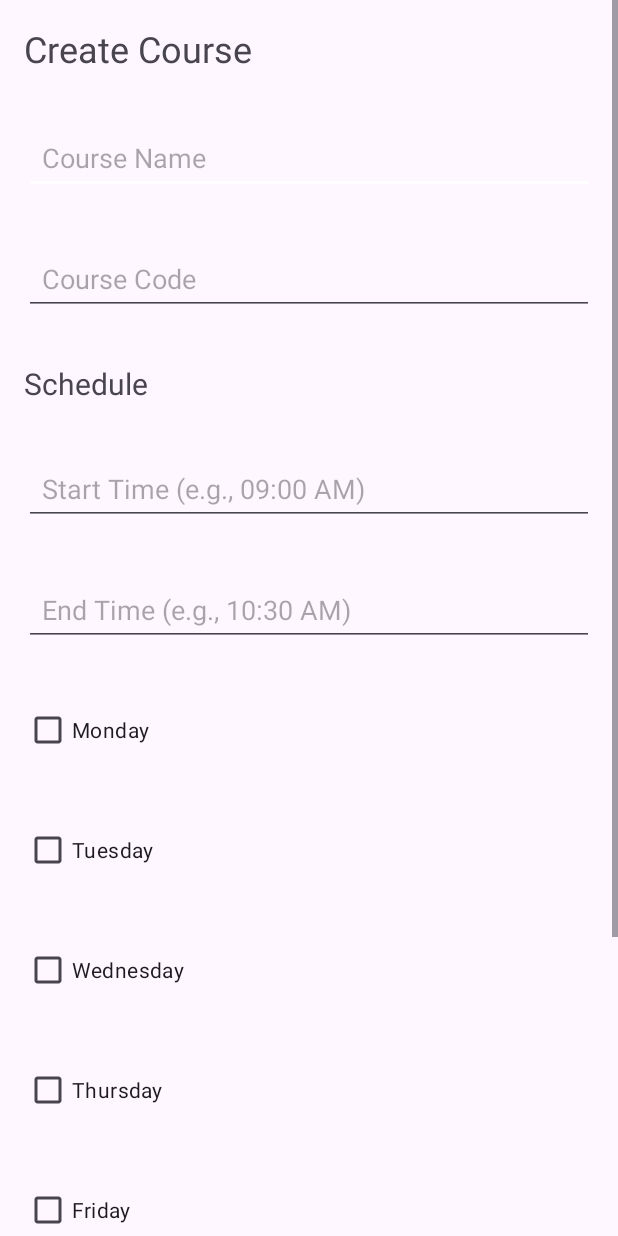
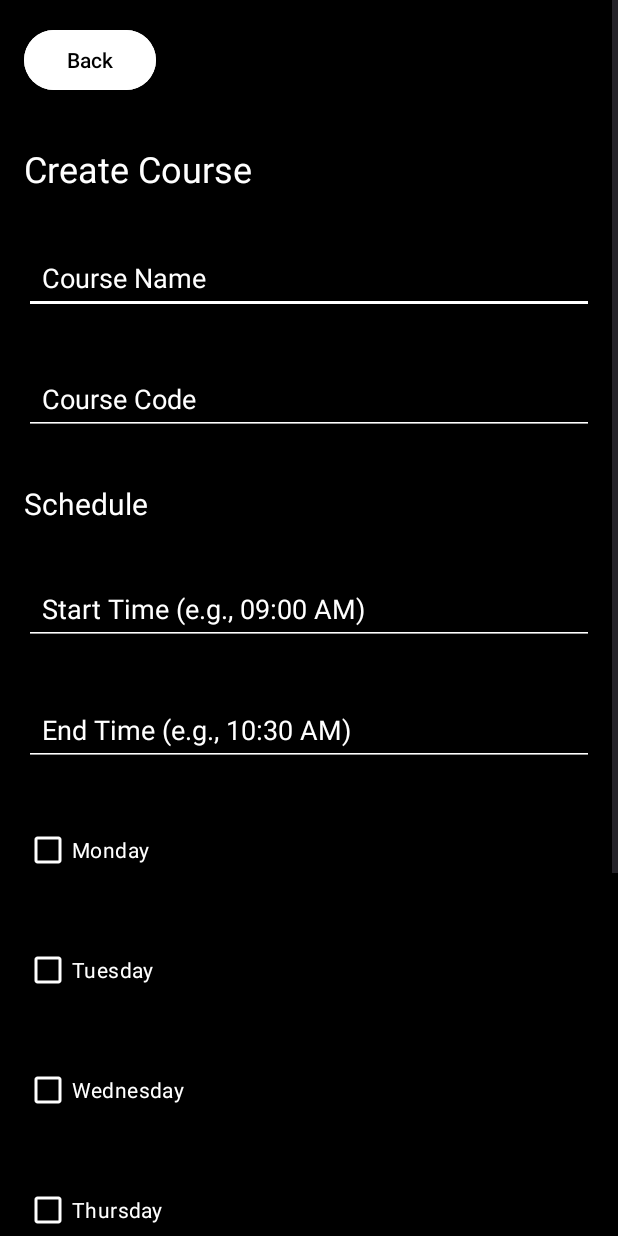
Before and after one commit to JACK-984/qr_attendance, an Android app: the CreateCourse screen opened directly, with no data from a screen before it, on a phone screen of 412 x 824 dp. Run offline under Robolectric (Android 15) with nearby library versions, the phone set to English and light mode, and no system bars; our stand-ins replace Firebase (no records; nobody signed in at launch, a user with empty details on screens opened directly).

Commit message:
update to ui

```diff
--- a/app/build.gradle.kts
+++ b/app/build.gradle.kts
@@ -35,6 +35,7 @@ android {
 }
 
 dependencies {
+    implementation ("com.squareup.picasso:picasso:2.8");
     implementation ("com.journeyapps:zxing-android-embedded:4.2.0")
     implementation ("com.google.zxing:core:3.4.1")
     implementation(platform("com.google.firebase:firebase-bom:32.8.0"))
--- a/app/src/main/java/com/example/finalproject/CreateCourse.java
+++ b/app/src/main/java/com/example/finalproject/CreateCourse.java
@@ -1,6 +1,8 @@
 package com.example.finalproject;
 
 import androidx.appcompat.app.AppCompatActivity;
+
+import android.content.Intent;
 import android.graphics.Bitmap;
 import android.graphics.Color;
 import android.os.Bundle;
@@ -31,7 +33,7 @@ public class CreateCourse extends AppCompatActivity {
     private Button buttonCreateCourse;
     private FirebaseFirestore db;
     private FirebaseStorage storage;
-
+    Button back;
     @Override
     protected void onCreate(Bundle savedInstanceState) {
         super.onCreate(savedInstanceState);
@@ -40,7 +42,7 @@ public class CreateCourse extends AppCompatActivity {
         // Initialize Firestore and Firebase Storage
         db = FirebaseFirestore.getInstance();
         storage = FirebaseStorage.getInstance();
-
+        back = findViewById(R.id.backBtn);
         // Initialize views
         editTextCourseName = findViewById(R.id.courseName);
         editTextCourseCode = findViewById(R.id.courseCode);
@@ -57,6 +59,12 @@ public class CreateCourse extends AppCompatActivity {
 
         // Set click listener for the create course button
         buttonCreateCourse.setOnClickListener(v -> createCourse());
+        back.setOnClickListener(v ->
+        {
+            startActivity(new Intent(this, FacultyActivity.class));
+            finish();
+        }
+        );
     }
 
     private void createCourse() {
--- a/app/src/main/java/com/example/finalproject/listUIAdapter.java
+++ b/app/src/main/java/com/example/finalproject/listUIAdapter.java
@@ -1,5 +1,6 @@
 package com.example.finalproject;
 
+import android.app.Activity;
 import android.content.Context;
 import android.content.Intent;
 import android.view.LayoutInflater;
@@ -63,6 +64,7 @@ public class listUIAdapter extends RecyclerView.Adapter<listUIAdapter.ViewHolder
                 case 2:
                     FirebaseAuth.getInstance().signOut();
                     mContext.startActivity(new Intent(mContext, LoginActivity.class));
+                    ((Activity) mContext).finish();
                     break;
                     // Add cases for other items here
             }
--- a/app/src/main/java/com/example/finalproject/studentUIAdapter.java
+++ b/app/src/main/java/com/example/finalproject/studentUIAdapter.java
@@ -1,5 +1,6 @@
 package com.example.finalproject;
 
+import android.app.Activity;
 import android.content.Context;
 import android.content.Intent;
 import android.view.LayoutInflater;
@@ -63,6 +64,7 @@ public class studentUIAdapter extends RecyclerView.Adapter<studentUIAdapter.View
                 case 2:
                     FirebaseAuth.getInstance().signOut();
                     mContext.startActivity(new Intent(mContext, LoginActivity.class));
+                    ((Activity) mContext).finish();
                     break;
                 // Add cases for other items here
             }
--- a/app/src/main/res/layout/activity_create_course.xml
+++ b/app/src/main/res/layout/activity_create_course.xml
@@ -4,12 +4,23 @@
     xmlns:tools="http://schemas.android.com/tools"
     android:layout_width="match_parent"
     android:layout_height="wrap_content"
-    tools:context=".CreateCourse">
+    tools:context=".CreateCourse"
+    android:background="@color/black">
     <LinearLayout
         android:layout_width="match_parent"
         android:layout_height="wrap_content"
         android:orientation="vertical">
+        <Button
+            android:textColor="@color/black"
+            android:id="@+id/backBtn"
+            android:layout_width="wrap_content"
+            android:layout_height="wrap_content"
+            android:text="Back"
+            android:backgroundTint="@color/white"
+            android:layout_margin="16dp"
+            />
     <TextView
+        android:textColor="@color/white"
         android:layout_width="wrap_content"
         android:layout_height="wrap_content"
         android:text="Create Course"
@@ -17,6 +28,9 @@
         android:layout_margin="16dp"/>
 
     <EditText
+        android:backgroundTint="@color/white"
+        android:textColor="@color/white"
+        android:textColorHint="@color/white"
         android:id="@+id/courseName"
         android:layout_width="match_parent"
         android:layout_height="wrap_content"
@@ -25,6 +39,9 @@
         android:layout_margin="16dp"/>
 
     <EditText
+        android:backgroundTint="@color/white"
+        android:textColor="@color/white"
+        android:textColorHint="@color/white"
         android:id="@+id/courseCode"
         android:layout_width="match_parent"
         android:layout_height="wrap_content"
@@ -34,6 +51,7 @@
         android:layout_margin="16dp"/>
 
     <TextView
+        android:textColor="@color/white"
         android:layout_width="wrap_content"
         android:layout_height="wrap_content"
         android:text="Schedule"
@@ -41,6 +59,9 @@
         android:layout_margin="16dp"/>
 
     <EditText
+        android:backgroundTint="@color/white"
+        android:textColor="@color/white"
+        android:textColorHint="@color/white"
         android:id="@+id/start_time"
         android:layout_width="match_parent"
         android:layout_height="wrap_content"
@@ -50,6 +71,9 @@
         android:layout_margin="16dp"/>
 
     <EditText
+        android:backgroundTint="@color/white"
+        android:textColor="@color/white"
+        android:textColorHint="@color/white"
         android:id="@+id/end_time"
         android:layout_width="match_parent"
         android:layout_height="wrap_content"
@@ -59,6 +83,8 @@
         android:layout_margin="16dp"/>
 
     <CheckBox
+        android:buttonTint="@color/white"
+        android:textColor="@color/white"
         android:id="@+id/checkBox_monday"
         android:layout_width="wrap_content"
         android:layout_height="wrap_content"
@@ -66,6 +92,8 @@
         android:layout_margin="16dp"/>
 
     <CheckBox
+        android:buttonTint="@color/white"
+        android:textColor="@color/white"
         android:id="@+id/checkBox_tuesday"
         android:layout_width="wrap_content"
         android:layout_height="wrap_content"
@@ -73,6 +101,8 @@
         android:layout_margin="16dp"/>
 
     <CheckBox
+        android:buttonTint="@color/white"
+        android:textColor="@color/white"
         android:id="@+id/checkBox_wednesday"
         android:layout_width="wrap_content"
         android:layout_height="wrap_content"
@@ -80,6 +110,8 @@
         android:layout_margin="16dp"/>
 
     <CheckBox
+        android:buttonTint="@color/white"
+        android:textColor="@color/white"
         android:id="@+id/checkBox_thursday"
         android:layout_width="wrap_content"
         android:layout_height="wrap_content"
@@ -87,18 +119,24 @@
         android:layout_margin="16dp"/>
 
     <CheckBox
+        android:buttonTint="@color/white"
+        android:textColor="@color/white"
         android:id="@+id/checkBox_friday"
         android:layout_width="wrap_content"
         android:layout_height="wrap_content"
         android:text="Friday"
         android:layout_margin="16dp"/>
     <CheckBox
+        android:buttonTint="@color/white"
+        android:textColor="@color/white"
         android:id="@+id/checkBox_saturday"
         android:layout_width="wrap_content"
         android:layout_height="wrap_content"
         android:text="Saturday"
         android:layout_margin="16dp"/>
         <CheckBox
+            android:buttonTint="@color/white"
+            android:textColor="@color/white"
             android:id="@+id/checkBox_sunday"
             android:layout_width="wrap_content"
             android:layout_height="wrap_content"
@@ -106,11 +144,13 @@
             android:layout_margin="16dp"/>
 
         <Button
+            android:backgroundTint="@color/white"
         android:id="@+id/button_create_course"
         android:layout_width="wrap_content"
         android:layout_height="wrap_content"
         android:text="Create Course"
         android:layout_gravity="center"
-        android:layout_marginTop="32dp"/>
+        android:layout_marginTop="32dp"
+            android:textColor="@color/black"/>
     </LinearLayout>
 </ScrollView>
--- a/app/src/main/res/layout/activity_faculty.xml
+++ b/app/src/main/res/layout/activity_faculty.xml
@@ -5,7 +5,8 @@
     android:layout_width="match_parent"
     android:layout_height="match_parent"
     tools:context=".FacultyActivity"
-    android:orientation="vertical">
+    android:orientation="vertical"
+    android:background="@color/black">
 <!--    <TextView-->
 <!--        android:layout_width="wrap_content"-->
 <!--        android:layout_height="wrap_content"-->
--- a/app/src/main/res/layout/activity_qrscanner.xml
+++ b/app/src/main/res/layout/activity_qrscanner.xml
@@ -8,6 +8,6 @@
     <com.journeyapps.barcodescanner.CompoundBarcodeView
         android:id="@+id/barcode_scanner"
         android:layout_width="match_parent"
-        android:layout_height="match_parent" />
+        android:layout_height="wrap_content" />
 
 </RelativeLayout>
--- a/app/src/main/res/layout/activity_student.xml
+++ b/app/src/main/res/layout/activity_student.xml
@@ -5,7 +5,8 @@
     android:layout_width="match_parent"
     android:layout_height="match_parent"
     tools:context=".StudentActivity"
-    android:orientation="vertical">
+    android:orientation="vertical"
+    android:background="@color/black">
     <androidx.recyclerview.widget.RecyclerView
         android:id="@+id/student_ui_list"
         android:layout_width="match_parent"
--- a/app/src/main/res/layout/activity_student_view_courses.xml
+++ b/app/src/main/res/layout/activity_student_view_courses.xml
@@ -5,7 +5,8 @@
     android:layout_width="match_parent"
     android:layout_height="match_parent"
     tools:context=".StudentViewCourses"
-    android:orientation="vertical">
+    android:orientation="vertical"
+    android:background="@color/black">
     <TextView
         android:id="@+id/textViewTitle"
         android:layout_width="match_parent"
@@ -14,7 +15,8 @@
         android:textSize="24sp"
         android:textStyle="bold"
         android:gravity="center"
-        android:layout_marginBottom="16dp"/>
+        android:layout_marginBottom="16dp"
+        android:textColor="@color/white"/>
     <androidx.recyclerview.widget.RecyclerView
         android:id="@+id/recyclerView"
         android:layout_width="match_parent"
```
Also changed, not shown: app/src/main/java/com/example/finalproject/Course.java (added, +19 -0 lines), app/src/main/java/com/example/finalproject/CourseAdapter.java (+13 -11 lines), app/src/main/java/com/example/finalproject/EnrollStudent.java (+9 -22 lines), app/src/main/java/com/example/finalproject/StudentActivity.java (+3 -4 lines), app/src/main/java/com/example/finalproject/ViewCourse.java (+14 -4 lines), app/src/main/res/layout/activity_enroll_student.xml (+12 -8 lines), app/src/main/res/layout/activity_view_course.xml (+22 -1 lines), app/src/main/res/layout/item_attendance_history.xml (+25 -6 lines), app/src/main/res/layout/item_course.xml (+13 -2 lines), app/src/main/res/layout/login_activity.xml (+26 -5 lines), app/src/main/res/layout/ui_list_item_faculty.xml (+7 -2 lines).
